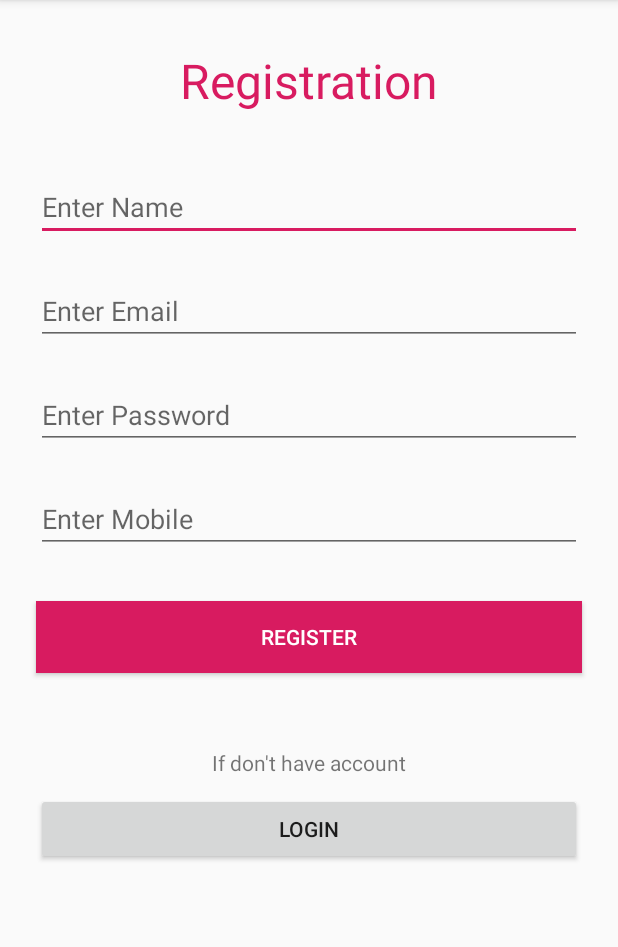
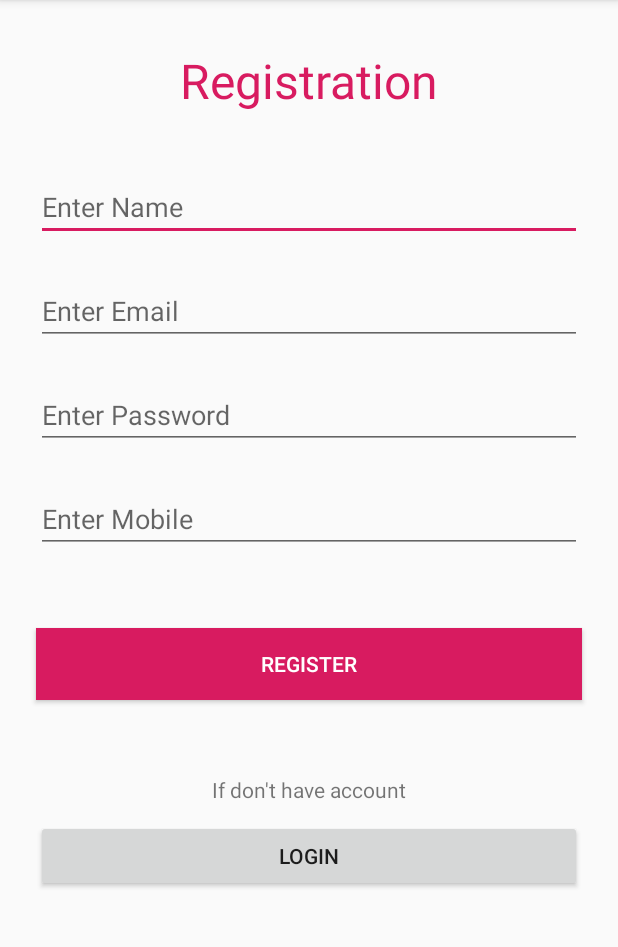
Before and after one commit to vicky110/SalesMaster, an Android app: the screen it shows after launch (RegistrationActivity), after a tap on "REGISTER", on a phone screen of 412 x 824 dp, the part 84-1031 px from its top. Run offline under Robolectric (Android 15) with nearby library versions, the phone set to English and light mode, and no system bars; libraries missing offline, so code that uses them is left out: com.karumi.dexter.

Commit message:
Demo completed

```diff
--- a/app/build.gradle
+++ b/app/build.gradle
@@ -1,4 +1,5 @@
 apply plugin: 'com.android.application'
+// key - password - Sales@123456
 
 android {
     compileSdkVersion 28
--- a/app/src/main/java/com/track/salesmaster/activity/LoginActivity.java
+++ b/app/src/main/java/com/track/salesmaster/activity/LoginActivity.java
@@ -104,8 +104,8 @@ public class LoginActivity extends AppCompatActivity implements View.OnClickList
                                     .saveUser(s.getData());
 
                             //setting user email into shared pref address name for address list
-                            String userName = s.getData().getUserEmail();
-                            SharedPreferencesManager.getInstance(LoginActivity.this).setSHARED_PREF_ADDRESS(userName);
+                            String userEmail = s.getData().getUserEmail();
+                            SharedPreferencesManager.getInstance(LoginActivity.this).setSHARED_PREF_ADDRESS(userEmail);
 
                             Intent i = new Intent(LoginActivity.this, MainActivity.class);
                             i.setFlags(Intent.FLAG_ACTIVITY_CLEAR_TASK | Intent.FLAG_ACTIVITY_NEW_TASK);
--- a/app/src/main/java/com/track/salesmaster/activity/MainActivity.java
+++ b/app/src/main/java/com/track/salesmaster/activity/MainActivity.java
@@ -112,7 +112,6 @@ public class MainActivity extends AppCompatActivity implements View.OnClickListe
          //location
         // initialize the necessary libraries
         init();
-
         // restore the values from saved instance state
         restoreValuesFromBundle(savedInstanceState);
         SupportMapFragment mapFragment = (SupportMapFragment) getSupportFragmentManager()
--- a/app/src/main/java/com/track/salesmaster/activity/RegistrationActivity.java
+++ b/app/src/main/java/com/track/salesmaster/activity/RegistrationActivity.java
@@ -7,6 +7,7 @@ import android.os.Bundle;
 import android.util.Log;
 import android.view.View;
 import android.widget.EditText;
+import android.widget.ProgressBar;
 import android.widget.Toast;
 
 import com.track.salesmaster.R;
@@ -21,6 +22,7 @@ import retrofit2.Response;
 public class RegistrationActivity extends AppCompatActivity implements View.OnClickListener {
     private String TAG = "v-v "+ getClass().getName();
     private EditText email, password, name, mobile;
+    ProgressBar progressBar;
 
     @Override
     protected void onCreate(Bundle savedInstanceState) {
@@ -88,12 +90,16 @@ public class RegistrationActivity extends AppCompatActivity implements View.OnCl
     }
 
     private void doRegister(String email, String password, String name, String mobile) {
+        progressBar = findViewById(R.id.progressBar2);
+        progressBar.setVisibility(View.VISIBLE);
+        progressBar.requestFocus();
 
         Call<RegisterResponse> register = RetrofitClient.getInstance().getApi().register(email, password, name, mobile);
         register.enqueue(new Callback<RegisterResponse>() {
             @Override
             public void onResponse(Call<RegisterResponse> call, Response<RegisterResponse> response) {
                 Log.d(TAG, "Response Received");
+                progressBar.setVisibility(View.GONE);
                 if(response.isSuccessful()){
                     Log.d(TAG, "Response successful");
                     RegisterResponse R = response.body();
--- a/app/src/main/res/layout/activity_registration.xml
+++ b/app/src/main/res/layout/activity_registration.xml
@@ -5,6 +5,17 @@
     android:layout_width="match_parent"
     android:layout_height="match_parent"
     tools:context=".activity.RegistrationActivity">
+
+    <ProgressBar
+        android:id="@+id/progressBar2"
+        style="?android:attr/progressBarStyle"
+        android:layout_width="wrap_content"
+        android:layout_height="wrap_content"
+        android:layout_marginTop="5dp"
+        android:visibility="gone"
+        app:layout_constraintEnd_toEndOf="parent"
+        app:layout_constraintStart_toStartOf="parent"
+        app:layout_constraintTop_toBottomOf="@+id/et_mobile" />
 
     <TextView
         android:id="@+id/textView"
@@ -72,6 +83,7 @@
         android:inputType="phone"
         app:layout_constraintEnd_toEndOf="parent"
         app:layout_constraintStart_toStartOf="parent"
+        android:maxLength="10"
         app:layout_constraintTop_toBottomOf="@+id/et_password" />
 
     <Button
@@ -79,7 +91,7 @@
         android:layout_width="0dp"
         android:layout_height="wrap_content"
         android:layout_marginStart="24dp"
-        android:layout_marginTop="32dp"
+        android:layout_marginTop="50dp"
         android:layout_marginEnd="24dp"
         android:background="@color/colorAccent"
         android:text="Register"
```
Also changed, not shown: app/src/main/java/com/track/salesmaster/utility/SharedPreferencesManager.java (+0 -8 lines), 2 other files.
